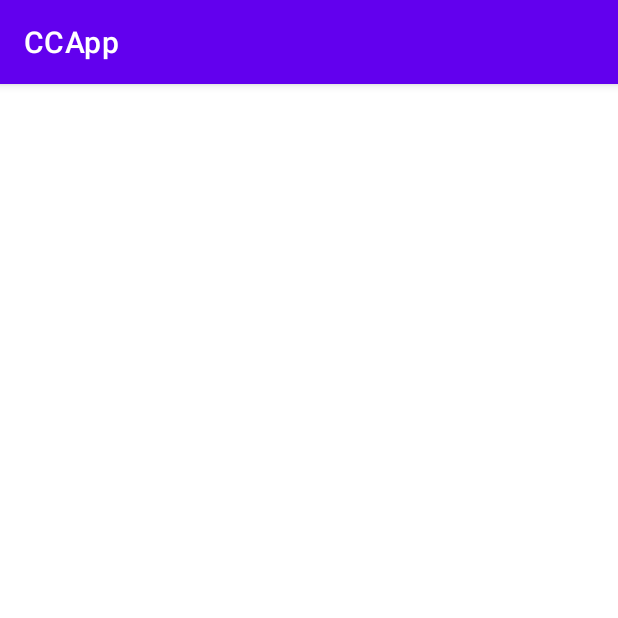
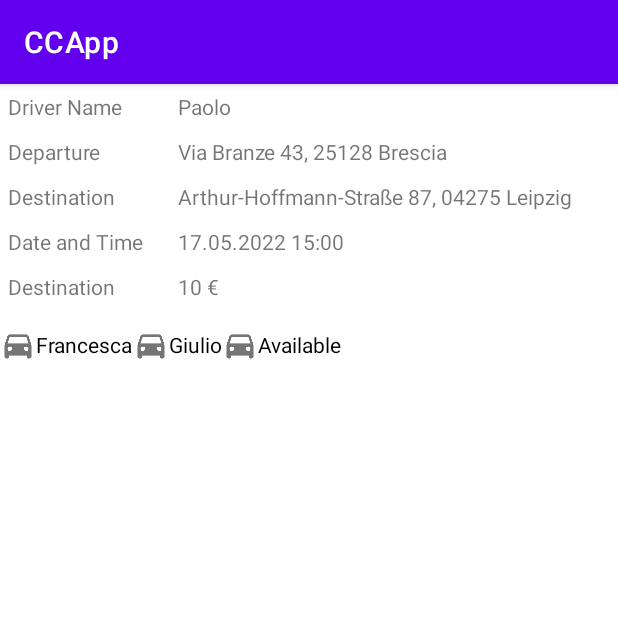
Before and after one commit to FS93/CCApp, an Android app: the RideRecordActivity screen opened directly, with no data from a screen before it, on a phone screen of 412 x 824 dp, the top half of it. Run offline under Robolectric (Android 15) with nearby library versions, the phone set to English and light mode, and no system bars.

Commit message:
RideRecordActivity - Simple Mock-up

```diff
--- /dev/null
+++ b/app/src/main/java/com/example/ccapp/Passenger.kt
@@ -0,0 +1,20 @@
+package com.example.ccapp
+
+class Passenger {
+
+    constructor()
+
+    constructor(name: String?) {
+        this.name = name
+        this.seatTaken = true
+    }
+
+    constructor(seatTaken: Boolean?) {
+        this.name = "Available"
+        this.seatTaken = false
+    }
+
+
+    var name: String? = null
+    var seatTaken: Boolean = false
+}
--- /dev/null
+++ b/app/src/main/java/com/example/ccapp/PassengerAdapter.kt
@@ -0,0 +1,34 @@
+package com.example.ccapp
+
+import android.view.LayoutInflater
+import android.view.View
+import android.view.ViewGroup
+import androidx.recyclerview.widget.RecyclerView
+import kotlinx.android.synthetic.main.item_passenger_checkbox.view.*
+import kotlinx.android.synthetic.main.item_review.view.*
+
+class PassengerAdapter(var passengers: List<Passenger>) : RecyclerView.Adapter<PassengerAdapter.PassengerViewHolder>(){
+
+
+    inner class PassengerViewHolder(itemView: View) : RecyclerView.ViewHolder(itemView)
+
+    override fun onCreateViewHolder(parent: ViewGroup, viewType: Int): PassengerViewHolder {
+        val view = LayoutInflater.from(parent.context).inflate(R.layout.item_passenger_checkbox,parent,false)
+        return PassengerViewHolder(view)
+    }
+
+    override fun onBindViewHolder(holder: PassengerViewHolder, position: Int) {
+
+
+        holder.itemView.apply {
+            passengerCheckbox.text = passengers[position].name
+            passengerCheckbox.isSelected = passengers[position].seatTaken
+        }
+    }
+
+    override fun getItemCount(): Int {
+        return passengers.size
+    }
+
+
+}
--- a/app/src/main/java/com/example/ccapp/Ride.kt
+++ b/app/src/main/java/com/example/ccapp/Ride.kt
@@ -1,6 +1,4 @@
 package com.example.ccapp
-
-import android.widget.ImageView
 
 class Ride {
     var driverName: String? = null
--- a/app/src/main/java/com/example/ccapp/RideRecordActivity.kt
+++ b/app/src/main/java/com/example/ccapp/RideRecordActivity.kt
@@ -2,10 +2,30 @@ package com.example.ccapp
 
 import androidx.appcompat.app.AppCompatActivity
 import android.os.Bundle
+import android.widget.LinearLayout
+import androidx.recyclerview.widget.LinearLayoutManager
+import kotlinx.android.synthetic.main.activity_ride_record.*
 
 class RideRecordActivity : AppCompatActivity() {
     override fun onCreate(savedInstanceState: Bundle?) {
         super.onCreate(savedInstanceState)
         setContentView(R.layout.activity_ride_record)
+
+        val layoutManager = LinearLayoutManager(this)
+        layoutManager.orientation = LinearLayoutManager.HORIZONTAL
+        rvPassengers.layoutManager = layoutManager
+
+        var PassengerList = mutableListOf<Passenger>(
+            Passenger("Francesca"),
+            Passenger("Giulio"),
+            Passenger(false)
+        )
+
+        val adapter = PassengerAdapter(PassengerList)
+
+        rvPassengers.adapter = adapter
+
+
     }
+
 }
--- a/app/src/main/res/layout/activity_ride_record.xml
+++ b/app/src/main/res/layout/activity_ride_record.xml
@@ -1,9 +1,143 @@
 <?xml version="1.0" encoding="utf-8"?>
-<androidx.constraintlayout.widget.ConstraintLayout xmlns:android="http://schemas.android.com/apk/res/android"
-    xmlns:app="http://schemas.android.com/apk/res-auto"
+<LinearLayout xmlns:android="http://schemas.android.com/apk/res/android"
     xmlns:tools="http://schemas.android.com/tools"
     android:layout_width="match_parent"
     android:layout_height="match_parent"
+    android:orientation="vertical"
     tools:context=".RideRecordActivity">
 
-</androidx.constraintlayout.widget.ConstraintLayout>
+
+    <LinearLayout
+        android:id="@+id/linearLayout1"
+        android:layout_width="match_parent"
+        android:layout_height="wrap_content"
+        android:layout_margin="5dp"
+        android:layout_marginTop="8dp"
+        android:orientation="horizontal">
+
+
+        <TextView
+            android:layout_width="50dp"
+            android:layout_height="wrap_content"
+            android:layout_gravity="center_vertical"
+            android:layout_weight="1"
+            android:text="Driver Name" />
+
+        <TextView
+            android:id="@+id/txtRideRecordDriverName"
+            android:layout_width="wrap_content"
+            android:layout_height="wrap_content"
+            android:layout_gravity="end"
+            android:layout_weight="2"
+            android:ems="10"
+            android:text="Paolo" />
+    </LinearLayout>
+
+    <LinearLayout
+        android:id="@+id/linearLayout2"
+        android:layout_width="match_parent"
+        android:layout_height="wrap_content"
+        android:layout_margin="5dp"
+        android:layout_marginTop="8dp"
+        android:orientation="horizontal">
+
+
+        <TextView
+            android:layout_width="50dp"
+            android:layout_height="wrap_content"
+            android:layout_gravity="center_vertical"
+            android:layout_weight="1"
+            android:text="Departure" />
+
+        <TextView
+            android:id="@+id/txtRideRecordDeparture"
+            android:layout_width="wrap_content"
+            android:layout_height="wrap_content"
+            android:layout_weight="2"
+            android:ems="10"
+            android:text="Via Branze 43, 25128 Brescia" />
+    </LinearLayout>
+
+    <LinearLayout
+        android:id="@+id/linearLayout3"
+        android:layout_width="match_parent"
+        android:layout_height="wrap_content"
+        android:layout_margin="5dp"
+        android:layout_marginTop="8dp"
+        android:orientation="horizontal">
+
+
+        <TextView
+            android:layout_width="50dp"
+            android:layout_height="wrap_content"
+            android:layout_gravity="center_vertical"
+            android:layout_weight="1"
+            android:text="Destination" />
+
+        <TextView
+            android:id="@+id/txtRideRecordDestination"
+            android:layout_width="wrap_content"
+            android:layout_height="wrap_content"
+            android:layout_weight="2"
+            android:ems="10"
+            android:text="Arthur-Hoffmann-Straße 87, 04275 Leipzig" />
+    </LinearLayout>
+
+    <LinearLayout
+        android:id="@+id/linearLayout4"
+        android:layout_width="match_parent"
+        android:layout_height="wrap_content"
+        android:layout_margin="5dp"
+        android:layout_marginTop="8dp"
+        android:orientation="horizontal">
+
+
+        <TextView
+            android:layout_width="50dp"
+            android:layout_height="wrap_content"
+            android:layout_gravity="center_vertical"
+            android:layout_weight="1"
+            android:text="Date and Time" />
+
+        <TextView
+            android:id="@+id/txtRideRecordDateTime"
+            android:layout_width="wrap_content"
+            android:layout_height="wrap_content"
+            android:layout_weight="2"
+            android:ems="10"
+            android:text="17.05.2022 15:00" />
+    </LinearLayout>
+
+    <LinearLayout
+        android:id="@+id/linearLayout5"
+        android:layout_width="match_parent"
+        android:layout_height="wrap_content"
+        android:layout_margin="5dp"
+        android:layout_marginTop="8dp"
+        android:orientation="horizontal">
+
+
+        <TextView
+            android:layout_width="50dp"
+            android:layout_height="wrap_content"
+            android:layout_gravity="center_vertical"
+            android:layout_weight="1"
+            android:text="Destination" />
+
+        <TextView
+            android:id="@+id/txtRideRecordPrice"
+            android:layout_width="wrap_content"
+            android:layout_height="wrap_content"
+            android:layout_weight="2"
+            android:ems="10"
+            android:text="10 €" />
+    </LinearLayout>
+
+    <androidx.recyclerview.widget.RecyclerView
+        android:id="@+id/rvPassengers"
+        android:layout_width="match_parent"
+        android:layout_height="wrap_content">
+
+    </androidx.recyclerview.widget.RecyclerView>
+
+</LinearLayout>
--- /dev/null
+++ b/app/src/main/res/layout/item_passenger_checkbox.xml
@@ -0,0 +1,11 @@
+<?xml version="1.0" encoding="utf-8"?>
+<CheckBox xmlns:android="http://schemas.android.com/apk/res/android"
+    android:id="@+id/passengerCheckbox"
+    android:layout_width="wrap_content"
+    android:layout_height="wrap_content"
+    android:button="@drawable/ic_car"
+    android:text="Paolo"
+    android:clickable="false">
+
+
+</CheckBox>
```
